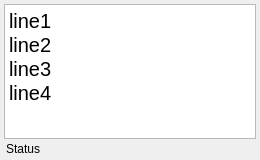
Old version of the form src/ui/CaptionDock.ui in the repository 0x01050/google-live-captions-obs-plugin.
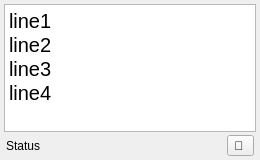
New version of the form. Icons and pictures are not drawn.

Commit message: add a cog toolbutton to the dock to open the settings dialog

Patch:
```diff
--- a/src/ui/CaptionDock.ui
+++ b/src/ui/CaptionDock.ui
@@ -75,6 +75,9 @@
        </sizepolicy>
       </property>
       <layout class="QHBoxLayout" name="horizontalLayout_2">
+       <property name="spacing">
+        <number>2</number>
+       </property>
        <property name="leftMargin">
         <number>2</number>
        </property>
@@ -107,6 +110,17 @@
          </property>
         </spacer>
        </item>
+       <item>
+        <widget class="QToolButton" name="settingsToolButton">
+         <property name="text">
+          <string>🔧 </string>
+         </property>
+         <property name="icon">
+          <iconset resource="../resources/obs.qrc">
+           <normaloff>:/settings/images/settings/general.svg</normaloff>:/settings/images/settings/general.svg</iconset>
+         </property>
+        </widget>
+       </item>
       </layout>
      </widget>
     </item>
```
Left out of the diff: 4 changed lines with no effect on the pictures. The commit also changes 6 other files.
